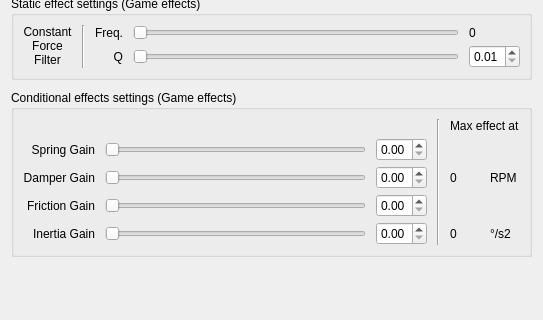
Before: the Qt Designer form res/ffbclass.ui in Ultrawipf/OpenFFBoard-configurator, drawn with Qt 5; both pictures show x 0 to 543 and y 149 to 469 of the 543 by 469 pixel window.
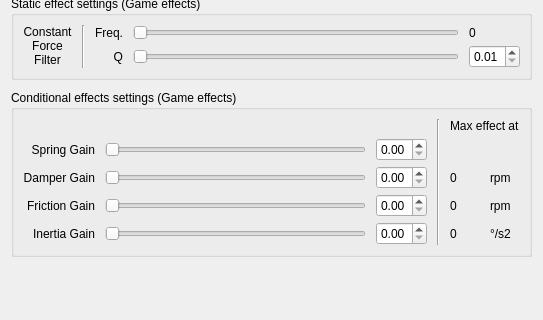
After: the same form once the commit is applied.

Commit message: add the speed max on friction.

Patch:
```diff
--- a/res/ffbclass.ui
+++ b/res/ffbclass.ui
@@ -163,7 +163,7 @@
       <item row="2" column="5">
        <widget class="QLabel" name="label_3">
         <property name="text">
-         <string>RPM</string>
+         <string>rpm</string>
         </property>
        </widget>
       </item>
@@ -379,6 +379,20 @@
         </property>
        </widget>
       </item>
+      <item row="3" column="4">
+       <widget class="QLabel" name="label_friction_rpm">
+        <property name="text">
+         <string>0</string>
+        </property>
+       </widget>
+      </item>
+      <item row="3" column="5">
+       <widget class="QLabel" name="label_4">
+        <property name="text">
+         <string>rpm</string>
+        </property>
+       </widget>
+      </item>
      </layout>
     </widget>
    </item>
```
Left out of the diff: 2 changed lines with no effect on the pictures. The commit also changes 1 other file.
